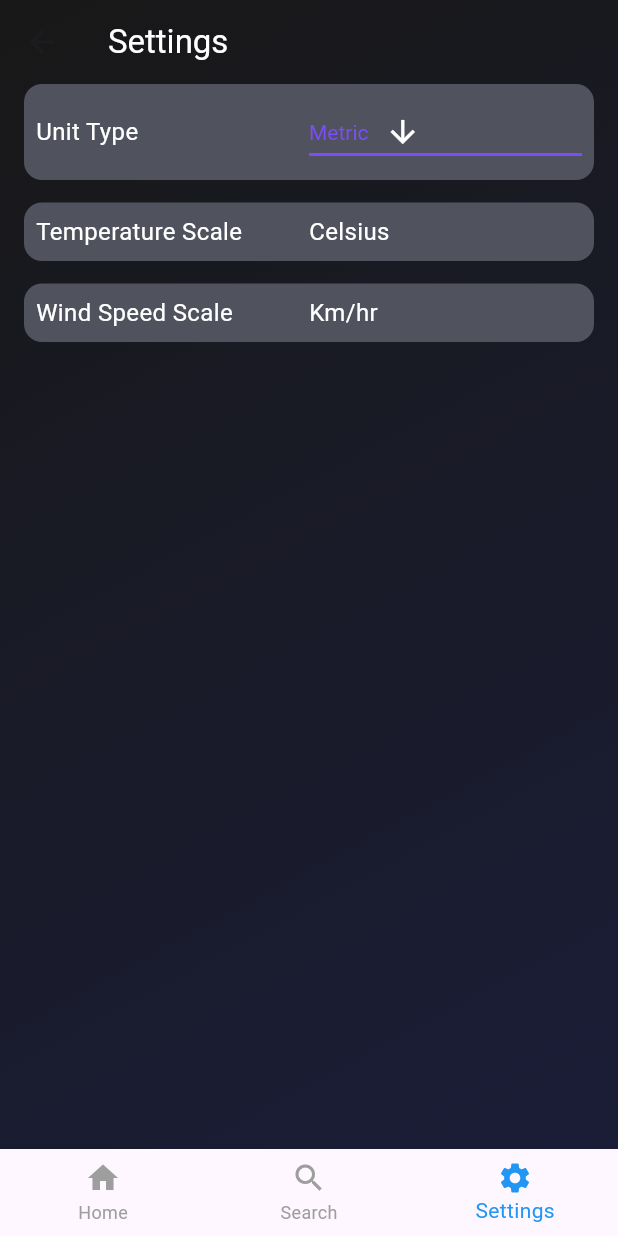
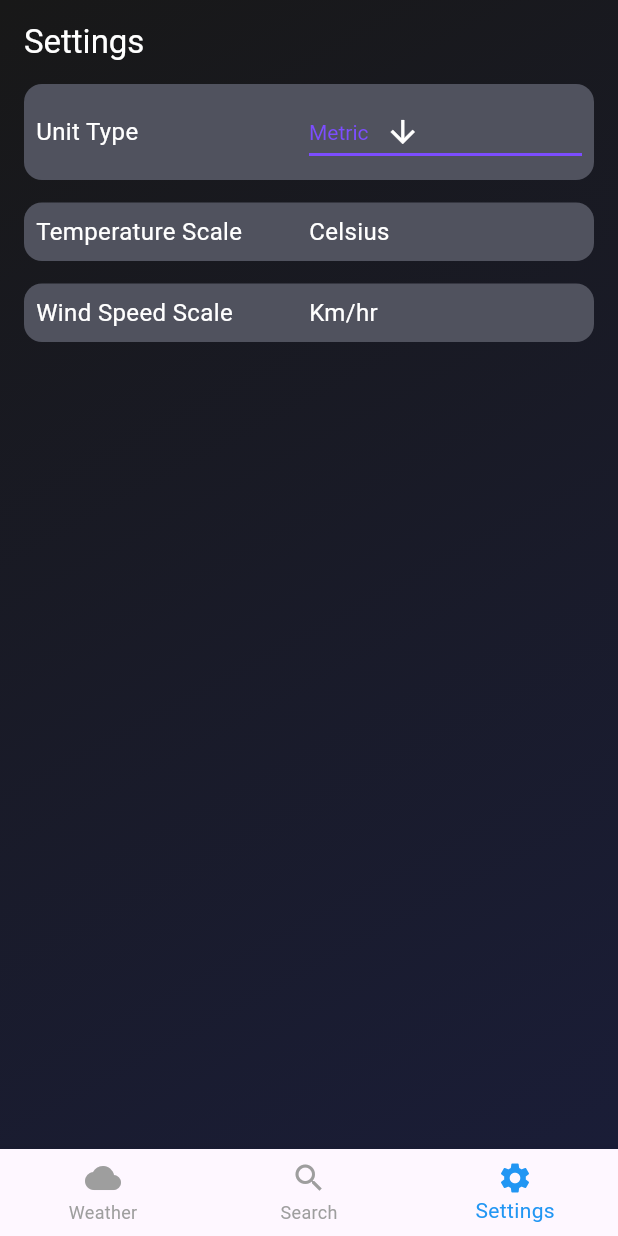
Before and after one commit to Brayan2134/CanIBoulderOutside, a Flutter app: the screen it shows after launch, item 3 of the bottom bar chosen, on a phone screen of 412 x 824 dp. Run offline on Flutter 3.47's test engine with Material 3 defaults, Android fonts, the phone set to English and light mode, and no system bars; our stand-ins replace flutter_secure_storage, geocoding, geolocator, shared_preferences.

Commit message:
Changed routing from pages to tabs.
I have changed the way the navigation system works from having each page do their own navigation to essentially creating tabs. I'll see if I can modify the code so that the weather is only fetched under certain conditions.

```diff
--- a/lib/main.dart
+++ b/lib/main.dart
@@ -3,31 +3,58 @@ import 'pages/weather_page.dart';
 import 'pages/search_page.dart';
 import 'pages/settings_page.dart';
 
-import 'package:flutter_secure_storage/flutter_secure_storage.dart';
-
-
-void main() async {
-  WidgetsFlutterBinding.ensureInitialized();
-  final storage = FlutterSecureStorage();
-  await storage.write(key: 'openWeatherMapAPIKey', value: 'eeb0f7ab19f20666b209b9027da3fe9b');
-  await storage.write(key: 'googleMapsAPIKEY', value: 'AIzaSyAvM88VaGwlbJOnJesCbJo3FMyfS_4fFww');
-
+void main() {
   runApp(MyApp());
 }
 
-class MyApp extends StatelessWidget {
-  const MyApp({super.key});
+class MyApp extends StatefulWidget {
+  @override
+  _MyAppState createState() => _MyAppState();
+}
+
+class _MyAppState extends State<MyApp> {
+  int _selectedIndex = 0;
+  final List<Widget> _pages = [
+    WeatherPage(),
+    SearchPage(),
+    SettingsPage(),
+  ];
 
   @override
-  Widget build(BuildContext context){
+  Widget build(BuildContext context) {
     return MaterialApp(
       debugShowCheckedModeBanner: false,
-      home: const WeatherPage(),
-      routes:{
-        '/home': (context) => const WeatherPage(),
-        '/search': (context) => const SearchPage(),
-        '/settings': (context) => const SettingsPage(), // Replace with your settings screen widget
-      }
+      home: Scaffold(
+        body: Center(
+          child: _pages.elementAt(_selectedIndex),
+        ),
+        bottomNavigationBar: BottomNavigationBar(
+          items: const [
+            BottomNavigationBarItem(
+              icon: Icon(Icons.cloud),
+              label: 'Weather',
+            ),
+            BottomNavigationBarItem(
+              icon: Icon(Icons.search),
+              label: 'Search',
+            ),
+            BottomNavigationBarItem(
+              icon: Icon(Icons.settings),
+              label: 'Settings',
+            ),
+          ],
+          selectedItemColor: Colors.blue,
+          unselectedItemColor: Colors.grey,
+          currentIndex: _selectedIndex,
+          onTap: _onItemTapped,
+        ),
+      ),
     );
   }
+
+  void _onItemTapped(int index) {
+    setState(() {
+      _selectedIndex = index;
+    });
+  }
 }
--- a/lib/pages/settings_page.dart
+++ b/lib/pages/settings_page.dart
@@ -133,39 +133,6 @@ class _SettingsPageState extends State<SettingsPage> {
           ),
         ],
       ),
-      bottomNavigationBar: BottomNavigationBar(
-        items: const [
-          BottomNavigationBarItem(
-            icon: Icon(Icons.home),
-            label: 'Home',
-          ),
-          BottomNavigationBarItem(
-            icon: Icon(Icons.search),
-            label: 'Search',
-          ),
-          BottomNavigationBarItem(
-            icon: Icon(Icons.settings),
-            label: 'Settings',
-          ),
-        ],
-        selectedItemColor: Colors.blue,
-        unselectedItemColor: Colors.grey,
-        currentIndex: 2,
-        onTap: (index) {
-          // Handle navigation based on the selected index
-          switch (index) {
-            case 0:
-              Navigator.pushNamed(context, '/home');
-              break;
-            case 1:
-              Navigator.pushNamed(context, '/search');
-              break;
-            case 2:
-            // No need to navigate, already on the SettingsPage
-              break;
-          }
-        },
-      ), // Your existing bottom navigation bar code
     );
   }
 
```
Also changed, not shown: lib/pages/search_page.dart (+0 -33 lines), lib/pages/weather_page.dart (+0 -34 lines).
